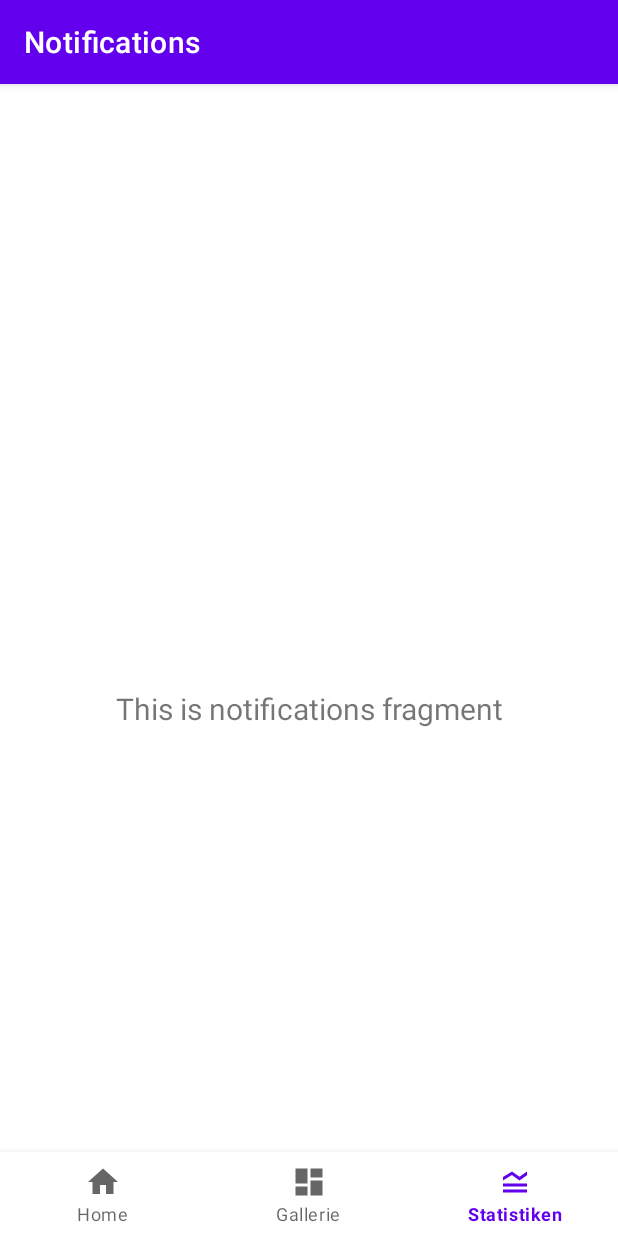
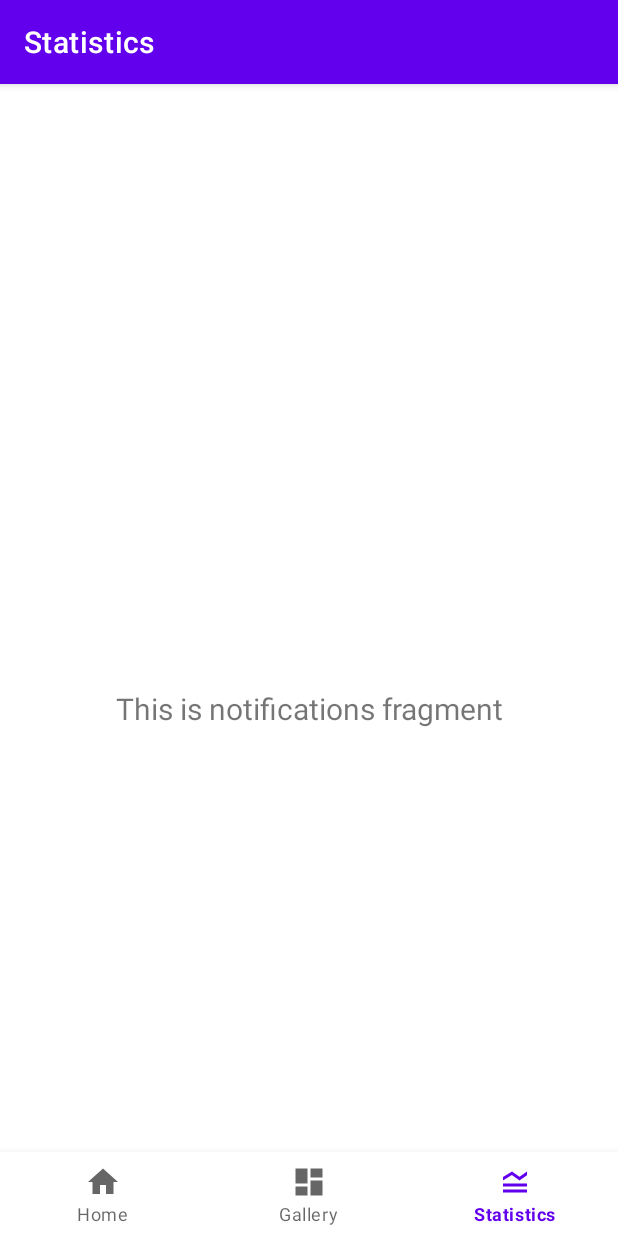
Before and after one commit to edohusakovic/SodaCounter, an Android app: the screen it shows after launch (MainActivity), item 3 of the bottom bar chosen, on a phone screen of 412 x 824 dp. Run offline under Robolectric (Android 15) with nearby library versions, the phone set to English and light mode, and no system bars; our stand-ins replace navigation-ui.

```diff
--- a/app/src/main/AndroidManifest.xml
+++ b/app/src/main/AndroidManifest.xml
@@ -1,6 +1,6 @@
 <?xml version="1.0" encoding="utf-8"?>
 <manifest xmlns:android="http://schemas.android.com/apk/res/android"
-    package="com.example.bumsliste">
+    package="com.example.sodacounter">
 
     <application
         android:allowBackup="true"
@@ -10,7 +10,7 @@
         android:supportsRtl="true"
         android:theme="@style/Theme.BumsListe">
         <activity
-            android:name=".MainActivity"
+            android:name="com.example.sodacounter.MainActivity"
             android:label="@string/app_name">
             <intent-filter>
                 <action android:name="android.intent.action.MAIN" />
@@ -21,7 +21,7 @@
 
         <provider
             android:name="androidx.core.content.FileProvider"
-            android:authorities="com.example.bumsliste.fileprovider"
+            android:authorities="com.example.sodacounter.fileprovider"
             android:exported="false"
             android:grantUriPermissions="true">
             <meta-data
--- a/app/src/main/java/com/example/bumsliste/MainActivity.java
+++ b/app/src/main/java/com/example/sodacounter/MainActivity.java
@@ -1,4 +1,4 @@
-package com.example.bumsliste;
+package com.example.sodacounter;
 
 import android.os.Bundle;
 
@@ -10,7 +10,7 @@ import androidx.navigation.Navigation;
 import androidx.navigation.ui.AppBarConfiguration;
 import androidx.navigation.ui.NavigationUI;
 
-import com.example.bumsliste.databinding.ActivityMainBinding;
+import com.example.sodacounter.databinding.ActivityMainBinding;
 
 public class MainActivity extends AppCompatActivity {
 
--- a/app/src/main/java/com/example/bumsliste/SettingsActivity.java
+++ b/app/src/main/java/com/example/sodacounter/SettingsActivity.java
@@ -1,4 +1,4 @@
-package com.example.bumsliste;
+package com.example.sodacounter;
 
 import android.os.Bundle;
 
--- a/app/src/main/java/com/example/bumsliste/ui/home/HomeViewModel.java
+++ b/app/src/main/java/com/example/sodacounter/ui/home/HomeViewModel.java
@@ -1,4 +1,4 @@
-package com.example.bumsliste.ui.home;
+package com.example.sodacounter.ui.home;
 
 import androidx.lifecycle.LiveData;
 import androidx.lifecycle.MutableLiveData;
--- a/app/src/main/java/com/example/bumsliste/ui/notifications/NotificationsFragment.java
+++ b/app/src/main/java/com/example/sodacounter/ui/statistics/StatisticsFragment.java
@@ -1,4 +1,4 @@
-package com.example.bumsliste.ui.notifications;
+package com.example.sodacounter.ui.statistics;
 
 import android.os.Bundle;
 import android.view.LayoutInflater;
@@ -12,20 +12,19 @@ import androidx.fragment.app.Fragment;
 import androidx.lifecycle.Observer;
 import androidx.lifecycle.ViewModelProvider;
 
-import com.example.bumsliste.R;
-import com.example.bumsliste.databinding.FragmentNotificationsBinding;
+import com.example.sodacounter.databinding.FragmentStatisticsBinding;
 
-public class NotificationsFragment extends Fragment {
+public class StatisticsFragment extends Fragment {
 
-    private NotificationsViewModel notificationsViewModel;
-    private FragmentNotificationsBinding binding;
+    private StatisticsViewModel notificationsViewModel;
+    private FragmentStatisticsBinding binding;
 
     public View onCreateView(@NonNull LayoutInflater inflater,
                              ViewGroup container, Bundle savedInstanceState) {
         notificationsViewModel =
-                new ViewModelProvider(this).get(NotificationsViewModel.class);
+                new ViewModelProvider(this).get(StatisticsViewModel.class);
 
-        binding = FragmentNotificationsBinding.inflate(inflater, container, false);
+        binding = FragmentStatisticsBinding.inflate(inflater, container, false);
         View root = binding.getRoot();
 
         final TextView textView = binding.textNotifications;
--- a/app/src/main/java/com/example/bumsliste/ui/notifications/NotificationsViewModel.java
+++ b/app/src/main/java/com/example/sodacounter/ui/statistics/StatisticsViewModel.java
@@ -1,14 +1,14 @@
-package com.example.bumsliste.ui.notifications;
+package com.example.sodacounter.ui.statistics;
 
 import androidx.lifecycle.LiveData;
 import androidx.lifecycle.MutableLiveData;
 import androidx.lifecycle.ViewModel;
 
-public class NotificationsViewModel extends ViewModel {
+public class StatisticsViewModel extends ViewModel {
 
     private MutableLiveData<String> mText;
 
-    public NotificationsViewModel() {
+    public StatisticsViewModel() {
         mText = new MutableLiveData<>();
         mText.setValue("This is notifications fragment");
     }
--- a/app/src/main/res/layout/fragment_dashboard.xml
+++ b/app/src/main/res/layout/fragment_gallery.xml
@@ -5,7 +5,7 @@
     android:id="@+id/image"
     android:layout_width="match_parent"
     android:layout_height="match_parent"
-    tools:context=".ui.gallery.DashboardFragment">
+    tools:context=".ui.gallery.GalleryFragment">
 
     <TextView
         android:id="@+id/text_dashboard"
--- a/app/src/main/res/layout/fragment_notifications.xml
+++ b/app/src/main/res/layout/fragment_statistics.xml
@@ -4,7 +4,7 @@
     xmlns:tools="http://schemas.android.com/tools"
     android:layout_width="match_parent"
     android:layout_height="match_parent"
-    tools:context=".ui.notifications.NotificationsFragment">
+    tools:context=".ui.statistics.StatisticsFragment">
 
     <TextView
         android:id="@+id/text_notifications"
--- a/app/src/main/res/menu/bottom_nav_menu.xml
+++ b/app/src/main/res/menu/bottom_nav_menu.xml
@@ -9,11 +9,10 @@
     <item
         android:id="@+id/navigation_dashboard"
         android:icon="@drawable/ic_dashboard_black_24dp"
-        android:title="Gallerie" />
+        android:title="Gallery" />
 
     <item
         android:id="@+id/navigation_notifications"
         android:icon="@drawable/ic_legend_toggle_24px"
-        android:title="Statistiken" />
-
+        android:title="Statistics" />
 </menu>
--- a/app/src/main/res/navigation/mobile_navigation.xml
+++ b/app/src/main/res/navigation/mobile_navigation.xml
@@ -7,19 +7,19 @@
 
     <fragment
         android:id="@+id/navigation_home"
-        android:name="com.example.bumsliste.ui.home.HomeFragment"
+        android:name="com.example.sodacounter.ui.home.HomeFragment"
         android:label="@string/title_home"
         tools:layout="@layout/fragment_home" />
 
     <fragment
         android:id="@+id/navigation_dashboard"
-        android:name="com.example.bumsliste.ui.gallery.DashboardFragment"
+        android:name="com.example.sodacounter.ui.gallery.GalleryFragment"
         android:label="@string/title_dashboard"
-        tools:layout="@layout/fragment_dashboard" />
+        tools:layout="@layout/fragment_gallery" />
 
     <fragment
         android:id="@+id/navigation_notifications"
-        android:name="com.example.bumsliste.ui.notifications.NotificationsFragment"
+        android:name="com.example.sodacounter.ui.statistics.StatisticsFragment"
         android:label="@string/title_notifications"
-        tools:layout="@layout/fragment_notifications" />
+        tools:layout="@layout/fragment_statistics" />
 </navigation>
--- a/app/src/main/res/values/strings.xml
+++ b/app/src/main/res/values/strings.xml
@@ -1,6 +1,6 @@
 <resources>
     <string name="app_name">Bums Liste</string>
     <string name="title_home">Home</string>
-    <string name="title_dashboard">Dashboard</string>
-    <string name="title_notifications">Notifications</string>
+    <string name="title_dashboard">Gallery</string>
+    <string name="title_notifications">Statistics</string>
 </resources>
```
Also changed, not shown: app/src/main/java/com/example/bumsliste/ui/gallery/DashboardFragment.java (deleted, +0 -120 lines), app/src/main/java/com/example/bumsliste/ui/gallery/DashboardViewModel.java (deleted, +0 -7 lines), app/src/main/java/com/example/sodacounter/models/SodaEntry.java (added, +70 -0 lines), app/src/main/java/com/example/sodacounter/persistence/EntryController.java (added, +135 -0 lines), app/src/main/java/com/example/sodacounter/ui/gallery/GalleryFragment.java (added, +82 -0 lines), app/src/main/java/com/example/sodacounter/ui/gallery/GalleryViewModel.java (added, +7 -0 lines), app/src/main/java/com/example/sodacounter/ui/home/HomeFragment.java (renamed from app/src/main/java/com/example/bumsliste/ui/home/HomeFragment.java, +8 -57 lines), 4 other files.
